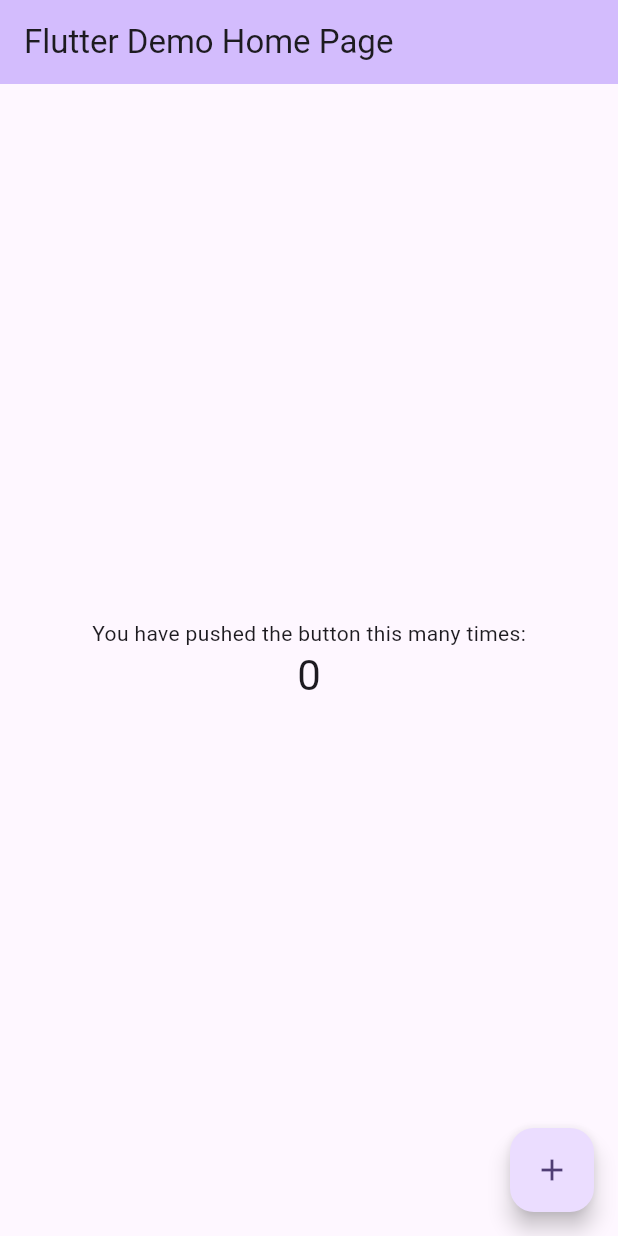
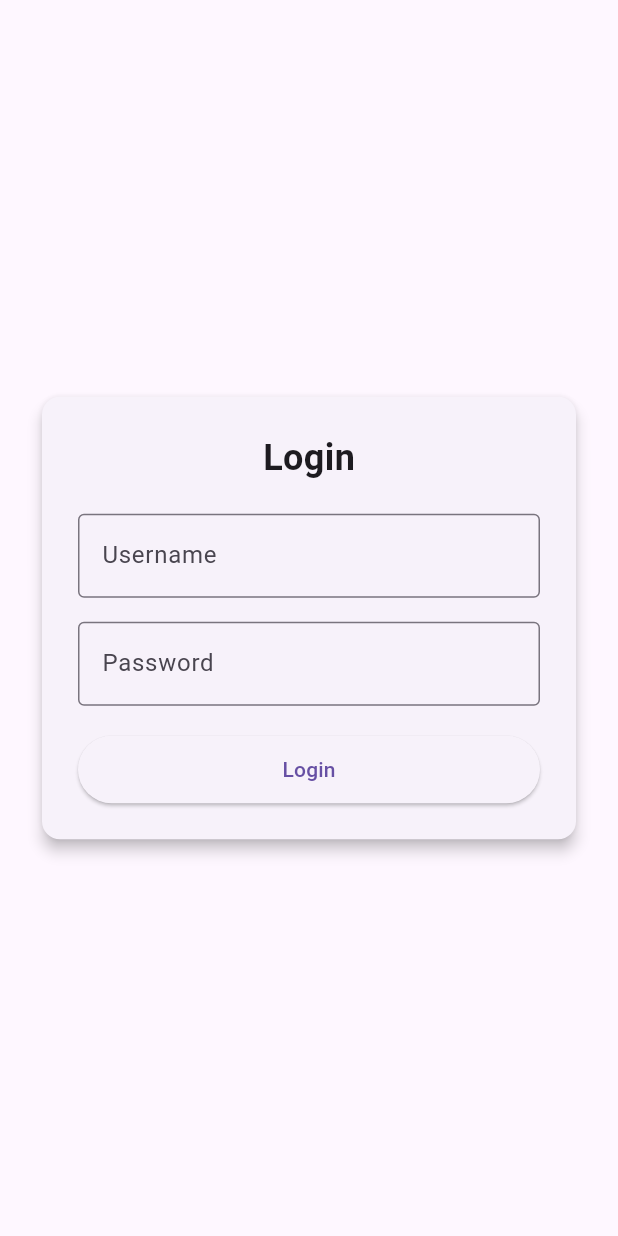
Before and after one commit to TNzRexzy/pemrogaramanMobel, a Flutter app: the screen it shows after launch, on a phone screen of 412 x 824 dp. Run offline on Flutter 3.47's test engine with Material 3 defaults, Android fonts, the phone set to English and light mode, and no system bars.

Commit message:
Login & Data login user

```diff
--- a/lib/main.dart
+++ b/lib/main.dart
@@ -1,122 +1,19 @@
 import 'package:flutter/material.dart';
 
+import 'screens/login_page.dart';
+
 void main() {
-  runApp(const MyApp());
+  runApp(MyApp());
 }
 
 class MyApp extends StatelessWidget {
-  const MyApp({super.key});
-
-  // This widget is the root of your application.
   @override
   Widget build(BuildContext context) {
     return MaterialApp(
-      title: 'Flutter Demo',
-      theme: ThemeData(
-        // This is the theme of your application.
-        //
-        // TRY THIS: Try running your application with "flutter run". You'll see
-        // the application has a purple toolbar. Then, without quitting the app,
-        // try changing the seedColor in the colorScheme below to Colors.green
-        // and then invoke "hot reload" (save your changes or press the "hot
-        // reload" button in a Flutter-supported IDE, or press "r" if you used
-        // the command line to start the app).
-        //
-        // Notice that the counter didn't reset back to zero; the application
-        // state is not lost during the reload. To reset the state, use hot
-        // restart instead.
-        //
-        // This works for code too, not just values: Most code changes can be
-        // tested with just a hot reload.
-        colorScheme: .fromSeed(seedColor: Colors.deepPurple),
-      ),
-      home: const MyHomePage(title: 'Flutter Demo Home Page'),
+      title: 'Latihan Kuis',
+      theme: ThemeData(primarySwatch: Colors.blue),
+      home: LoginPage(),
+      debugShowCheckedModeBanner: false, // Menghilangkan banner debug
     );
   }
 }
-
-class MyHomePage extends StatefulWidget {
-  const MyHomePage({super.key, required this.title});
-
-  // This widget is the home page of your application. It is stateful, meaning
-  // that it has a State object (defined below) that contains fields that affect
-  // how it looks.
-
-  // This class is the configuration for the state. It holds the values (in this
-  // case the title) provided by the parent (in this case the App widget) and
-  // used by the build method of the State. Fields in a Widget subclass are
-  // always marked "final".
-
-  final String title;
-
-  @override
-  State<MyHomePage> createState() => _MyHomePageState();
-}
-
-class _MyHomePageState extends State<MyHomePage> {
-  int _counter = 0;
-
-  void _incrementCounter() {
-    setState(() {
-      // This call to setState tells the Flutter framework that something has
-      // changed in this State, which causes it to rerun the build method below
-      // so that the display can reflect the updated values. If we changed
-      // _counter without calling setState(), then the build method would not be
-      // called again, and so nothing would appear to happen.
-      _counter++;
-    });
-  }
-
-  @override
-  Widget build(BuildContext context) {
-    // This method is rerun every time setState is called, for instance as done
-    // by the _incrementCounter method above.
-    //
-    // The Flutter framework has been optimized to make rerunning build methods
-    // fast, so that you can just rebuild anything that needs updating rather
-    // than having to individually change instances of widgets.
-    return Scaffold(
-      appBar: AppBar(
-        // TRY THIS: Try changing the color here to a specific color (to
-        // Colors.amber, perhaps?) and trigger a hot reload to see the AppBar
-        // change color while the other colors stay the same.
-        backgroundColor: Theme.of(context).colorScheme.inversePrimary,
-        // Here we take the value from the MyHomePage object that was created by
-        // the App.build method, and use it to set our appbar title.
-        title: Text(widget.title),
-      ),
-      body: Center(
-        // Center is a layout widget. It takes a single child and positions it
-        // in the middle of the parent.
-        child: Column(
-          // Column is also a layout widget. It takes a list of children and
-          // arranges them vertically. By default, it sizes itself to fit its
-          // children horizontally, and tries to be as tall as its parent.
-          //
-          // Column has various properties to control how it sizes itself and
-          // how it positions its children. Here we use mainAxisAlignment to
-          // center the children vertically; the main axis here is the vertical
-          // axis because Columns are vertical (the cross axis would be
-          // horizontal).
-          //
-          // TRY THIS: Invoke "debug painting" (choose the "Toggle Debug Paint"
-          // action in the IDE, or press "p" in the console), to see the
-          // wireframe for each widget.
-          mainAxisAlignment: .center,
-          children: [
-            const Text('You have pushed the button this many times:'),
-            Text(
-              '$_counter',
-              style: Theme.of(context).textTheme.headlineMedium,
-            ),
-          ],
-        ),
-      ),
-      floatingActionButton: FloatingActionButton(
-        onPressed: _incrementCounter,
-        tooltip: 'Increment',
-        child: const Icon(Icons.add),
-      ),
-    );
-  }
-}
--- /dev/null
+++ b/lib/screens/login_page.dart
@@ -0,0 +1,80 @@
+import 'package:flutter/material.dart';
+
+import 'home_page.dart';
+
+class LoginPage extends StatefulWidget {
+  @override
+  _LoginPageState createState() => _LoginPageState();
+}
+
+class _LoginPageState extends State<LoginPage> {
+  final TextEditingController _usernameController = TextEditingController();
+  final TextEditingController _passwordController = TextEditingController();
+
+  void _login() {
+    // Validasi login menggunakan NIM dan Prodi
+    if (_usernameController.text == '124240148' &&
+        _passwordController.text.toLowerCase() == 'sistem informasi') {
+      Navigator.pushReplacement(
+        context,
+        MaterialPageRoute(builder: (context) => HomePage()),
+      );
+    } else {
+      ScaffoldMessenger.of(context).showSnackBar(
+        SnackBar(content: Text('Login gagal!'), backgroundColor: Colors.red),
+      );
+    }
+  }
+
+  @override
+  Widget build(BuildContext context) {
+    return Scaffold(
+      body: Center(
+        child: Padding(
+          padding: const EdgeInsets.all(24.0),
+          child: Card(
+            elevation: 4,
+            child: Padding(
+              padding: const EdgeInsets.all(24.0),
+              child: Column(
+                mainAxisSize: MainAxisSize.min,
+                children: [
+                  Text(
+                    'Login',
+                    style: TextStyle(fontSize: 24, fontWeight: FontWeight.bold),
+                  ),
+                  SizedBox(height: 20),
+                  TextField(
+                    controller: _usernameController,
+                    decoration: InputDecoration(
+                      labelText: 'Username',
+                      border: OutlineInputBorder(),
+                    ),
+                  ),
+                  SizedBox(height: 16),
+                  TextField(
+                    controller: _passwordController,
+                    obscureText: true,
+                    decoration: InputDecoration(
+                      labelText: 'Password',
+                      border: OutlineInputBorder(),
+                    ),
+                  ),
+                  SizedBox(height: 20),
+                  SizedBox(
+                    width: double.infinity,
+                    height: 45,
+                    child: ElevatedButton(
+                      onPressed: _login,
+                      child: Text('Login'),
+                    ),
+                  ),
+                ],
+              ),
+            ),
+          ),
+        ),
+      ),
+    );
+  }
+}
```
